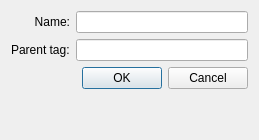
Above: quentier/src/dialogs/AddOrEditTagDialog.ui from d1vanov/quentier before the change. Below: the same form after it.
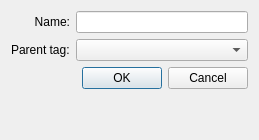
That is the form after the change.

Commit message: Issue #85: continue the implementation of AddOrEditTagDialog

```diff
--- a/quentier/src/dialogs/AddOrEditTagDialog.ui
+++ b/quentier/src/dialogs/AddOrEditTagDialog.ui
@@ -34,10 +34,7 @@
      </property>
     </widget>
    </item>
-   <item row="1" column="1">
-    <widget class="QLineEdit" name="parentTagLineEdit"/>
-   </item>
-   <item row="2" column="0" colspan="2">
+   <item row="3" column="0" colspan="2">
     <widget class="QDialogButtonBox" name="buttonBox">
      <property name="orientation">
       <enum>Qt::Horizontal</enum>
@@ -47,9 +44,12 @@
      </property>
     </widget>
    </item>
-   <item row="3" column="0" colspan="2">
+   <item row="4" column="0" colspan="2">
     <widget class="QLabel" name="statusBar"/>
    </item>
+   <item row="1" column="1">
+    <widget class="QComboBox" name="parentTagNameComboBox"/>
+   </item>
   </layout>
  </widget>
  <resources/>
```
The commit also changes 3 other files.
